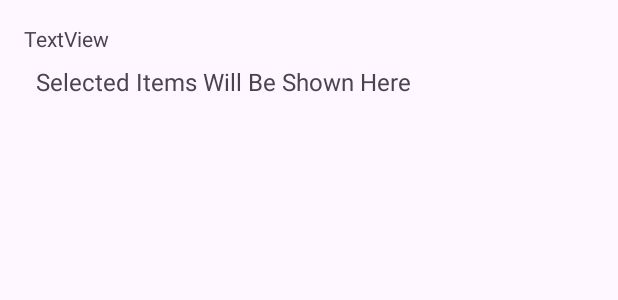
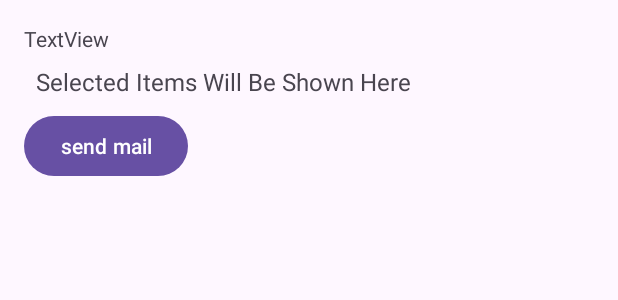
Before and after one commit to shanto832/receipt2, an Android app: the layout activity_notification.xml on its own in the app's theme, with its tools: preview values and no code run, on a phone screen of 412 x 824 dp. Shown: the top 300 px of the screen. Run offline under Robolectric (Android 15) with nearby library versions, the phone set to English and light mode, and no system bars.

Commit message:
2nd to 4

```diff
--- a/app/src/main/res/layout/activity_notification.xml
+++ b/app/src/main/res/layout/activity_notification.xml
@@ -20,4 +20,10 @@
         android:text="Selected Items Will Be Shown Here"
         android:textSize="16sp" />
 
+    <Button
+        android:id="@+id/sendEmailButton"
+        android:layout_width="wrap_content"
+        android:layout_height="wrap_content"
+        android:text="send mail" />
+
 </LinearLayout>
```
Also changed, not shown: app/src/main/java/com/example/iintentp/Notification.java (+55 -2 lines).
